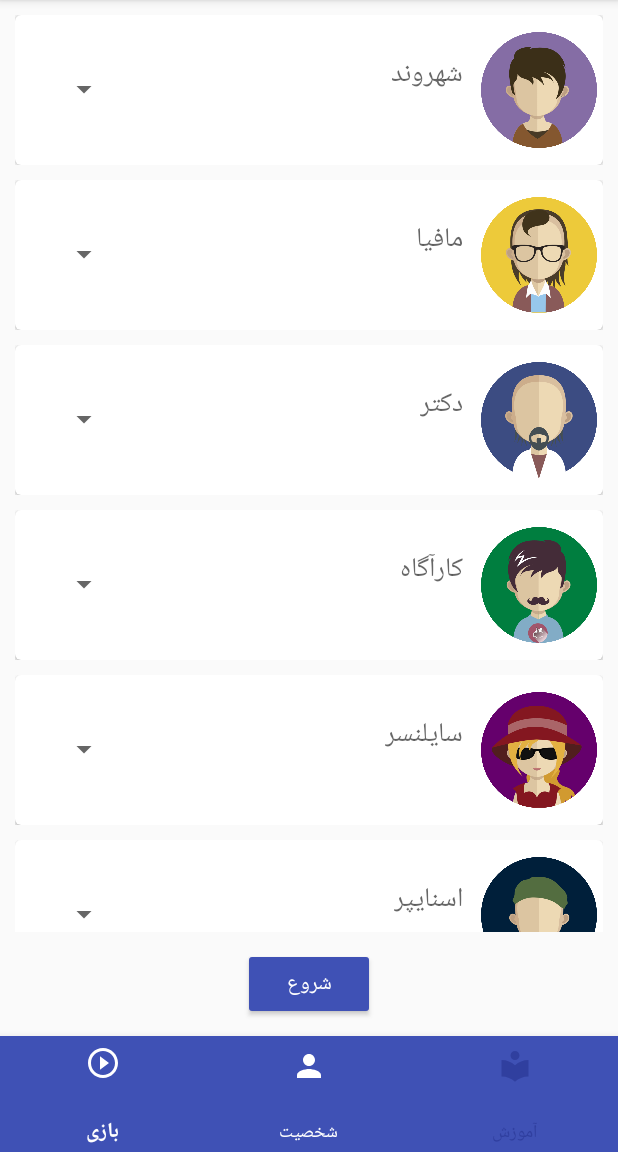
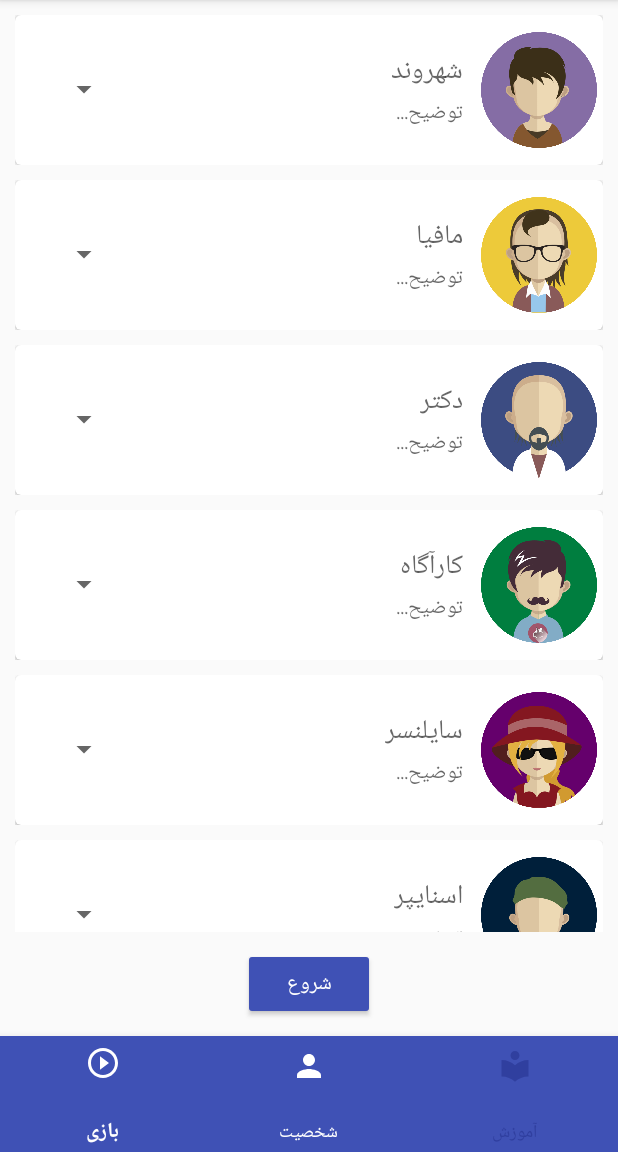
Before and after one commit to ehsan-hn/Mafia, an Android app: the screen it shows after launch (MainActivity), on a phone screen of 412 x 824 dp, the part 84-1236 px from its top. Run offline under Robolectric (Android 15) with nearby library versions, the phone set to English and light mode, and no system bars.

Commit message:
add description option

```diff
--- a/app/src/main/java/ehsan_hn/github/com/mafia/adapter/GameAdapter.java
+++ b/app/src/main/java/ehsan_hn/github/com/mafia/adapter/GameAdapter.java
@@ -1,6 +1,8 @@
 package ehsan_hn.github.com.mafia.adapter;
 
-import android.content.Context;
+import android.graphics.Color;
+import android.support.v4.app.FragmentActivity;
+import android.support.v4.app.FragmentManager;
 import android.support.v7.widget.CardView;
 import android.support.v7.widget.RecyclerView;
 import android.view.LayoutInflater;
@@ -17,19 +19,22 @@ import com.squareup.picasso.Picasso;
 import java.util.ArrayList;
 import java.util.List;
 
+import ehsan_hn.github.com.mafia.MainActivity;
 import ehsan_hn.github.com.mafia.R;
+import ehsan_hn.github.com.mafia.fragment.CharacterDetail;
+import ehsan_hn.github.com.mafia.fragment.GameFragment;
 import ehsan_hn.github.com.mafia.utility.CircleTransform;
 
 
 public class GameAdapter extends RecyclerView.Adapter<GameAdapter.MyViewHolder> {
     private String[] mDataset;
-    private Context mContext;
+    private FragmentActivity mContext;
     private int[] mIcon;
     private int[] spValue;
 
 
     // Provide a suitable constructor (depends on the kind of dataset)
-    public GameAdapter(String[] myDataset, Context context, int[] icon) {
+    public GameAdapter(String[] myDataset, FragmentActivity context, int[] icon) {
         mDataset = myDataset;
         mContext = context;
         mIcon = icon;
@@ -67,6 +72,19 @@ public class GameAdapter extends RecyclerView.Adapter<GameAdapter.MyViewHolder>
             @Override
             public void onNothingSelected(AdapterView<?> adapterView) {
 
+            }
+        });
+
+        holder.mDesc.setTextColor(Color.BLUE);
+        holder.mDesc.setHint("توضیح...");
+        holder.mDesc.setOnClickListener(new View.OnClickListener() {
+            @Override
+            public void onClick(View view) {
+                CharacterDetail cd = CharacterDetail.newInstance(GameFragment.shakhsiatList[position],
+                        mContext.getString(GameFragment.characterDesc[position]),
+                        GameFragment.characterIcon[position]);
+                FragmentManager fm = mContext.getSupportFragmentManager();
+                MainActivity.replaceFragment(cd, fm, true);
             }
         });
 
--- a/app/src/main/java/ehsan_hn/github/com/mafia/fragment/CharacterFragment.java
+++ b/app/src/main/java/ehsan_hn/github/com/mafia/fragment/CharacterFragment.java
@@ -41,12 +41,6 @@ public class CharacterFragment extends Fragment {
         rv.setLayoutManager(mLayoutManager);
         rv.setItemAnimator(new DefaultItemAnimator());
         rv.setAdapter(adapter);
-        rv.setOnClickListener(new View.OnClickListener() {
-            @Override
-            public void onClick(View view) {
-
-            }
-        });
         return view;
     }
 
--- a/app/src/main/java/ehsan_hn/github/com/mafia/fragment/GameFragment.java
+++ b/app/src/main/java/ehsan_hn/github/com/mafia/fragment/GameFragment.java
@@ -88,7 +88,7 @@ public class GameFragment extends Fragment {
         RecyclerView rv = (RecyclerView) view.findViewById(R.id.game_rv);
 
 
-        final GameAdapter adapter = new GameAdapter(shakhsiatList, getContext(), characterIcon);
+        final GameAdapter adapter = new GameAdapter(shakhsiatList, getActivity(), characterIcon);
         RecyclerView.LayoutManager mLayoutManager = new LinearLayoutManager(getContext());
         rv.setLayoutManager(mLayoutManager);
         rv.setItemAnimator(new DefaultItemAnimator());
--- a/app/src/main/res/layout/item.xml
+++ b/app/src/main/res/layout/item.xml
@@ -53,8 +53,7 @@
                         android:id="@+id/item_desc"
                         android:layout_width="wrap_content"
                         android:layout_height="wrap_content"
-                        android:layout_gravity="end"
-                        android:textColor="@color/colorPrimary" />
+                        android:layout_gravity="end" />
                 </LinearLayout>
 
                 <ImageView
```
